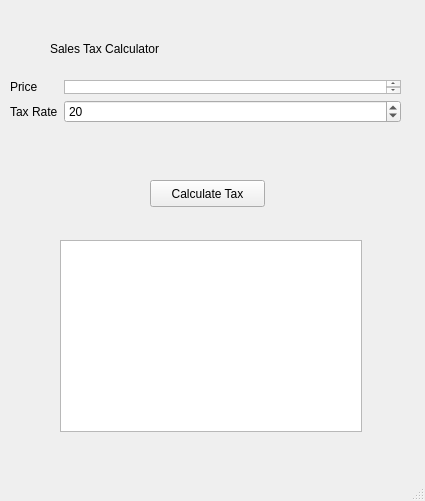
SaravananOffl/Sales_Tax_Calculator, file layout.ui: the form before one commit.
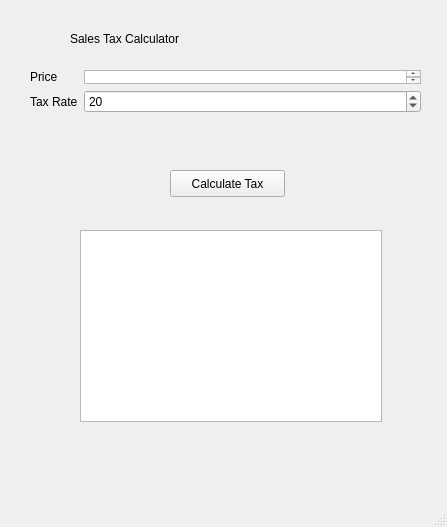
The form after the commit.

Commit message: add py file and output

Diff of the .ui file:
```diff
--- a/layout.ui
+++ b/layout.ui
@@ -6,37 +6,21 @@
    <rect>
     <x>0</x>
     <y>0</y>
-    <width>425</width>
-    <height>501</height>
+    <width>447</width>
+    <height>527</height>
    </rect>
   </property>
   <property name="windowTitle">
    <string>MainWindow</string>
   </property>
   <widget class="QWidget" name="centralwidget">
-   <widget class="QPushButton" name="calc_tax_button">
-    <property name="geometry">
-     <rect>
-      <x>150</x>
-      <y>180</y>
-      <width>115</width>
-      <height>27</height>
-     </rect>
-    </property>
-    <property name="styleSheet">
-     <string notr="true">font: 12pt &quot;Sans Serif&quot;;</string>
-    </property>
-    <property name="text">
-     <string>Calculate Tax</string>
-    </property>
-   </widget>
    <widget class="QWidget" name="formLayoutWidget">
     <property name="geometry">
      <rect>
-      <x>10</x>
-      <y>80</y>
+      <x>30</x>
+      <y>70</y>
       <width>391</width>
-      <height>81</height>
+      <height>391</height>
      </rect>
     </property>
     <layout class="QFormLayout" name="formLayout">
@@ -85,11 +69,27 @@
      </item>
     </layout>
    </widget>
+   <widget class="QPushButton" name="calc_tax_button">
+    <property name="geometry">
+     <rect>
+      <x>170</x>
+      <y>170</y>
+      <width>115</width>
+      <height>27</height>
+     </rect>
+    </property>
+    <property name="styleSheet">
+     <string notr="true">font: 12pt &quot;Sans Serif&quot;;</string>
+    </property>
+    <property name="text">
+     <string>Calculate Tax</string>
+    </property>
+   </widget>
    <widget class="QTextEdit" name="results_window">
     <property name="geometry">
      <rect>
-      <x>60</x>
-      <y>240</y>
+      <x>80</x>
+      <y>230</y>
       <width>302</width>
       <height>192</height>
      </rect>
@@ -98,8 +98,8 @@
    <widget class="QLabel" name="label">
     <property name="geometry">
      <rect>
-      <x>50</x>
-      <y>30</y>
+      <x>70</x>
+      <y>20</y>
       <width>322</width>
       <height>38</height>
      </rect>
```
Left out of the diff: 2 changed lines with no effect on the pictures. The commit also changes 2 other files.
